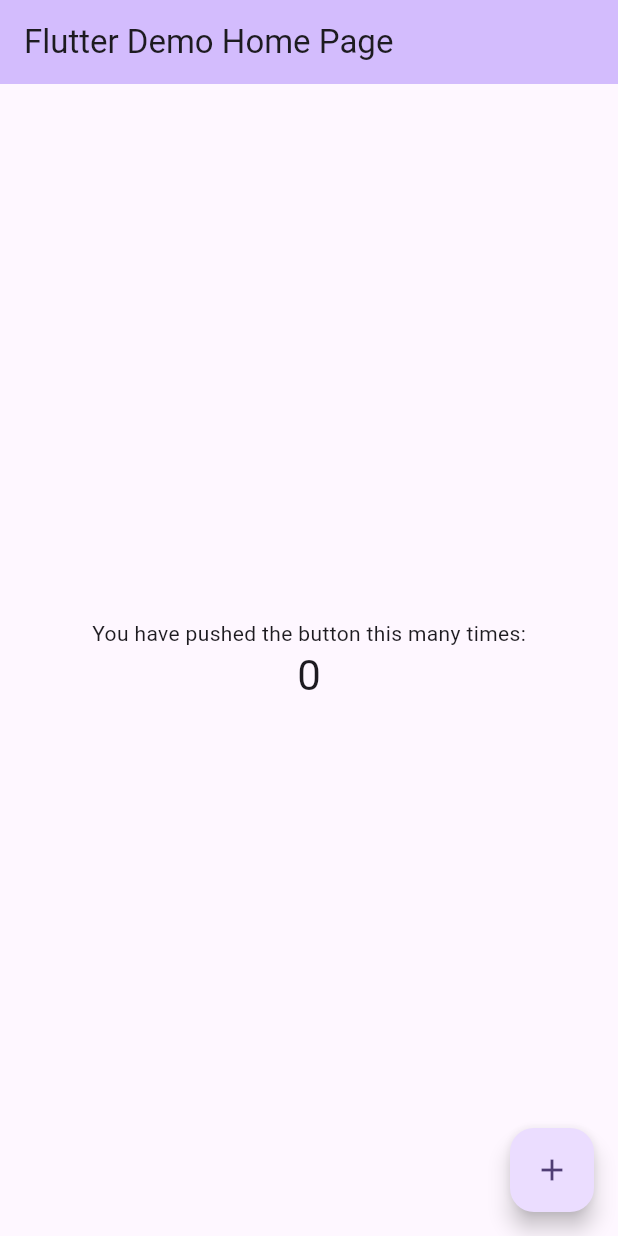
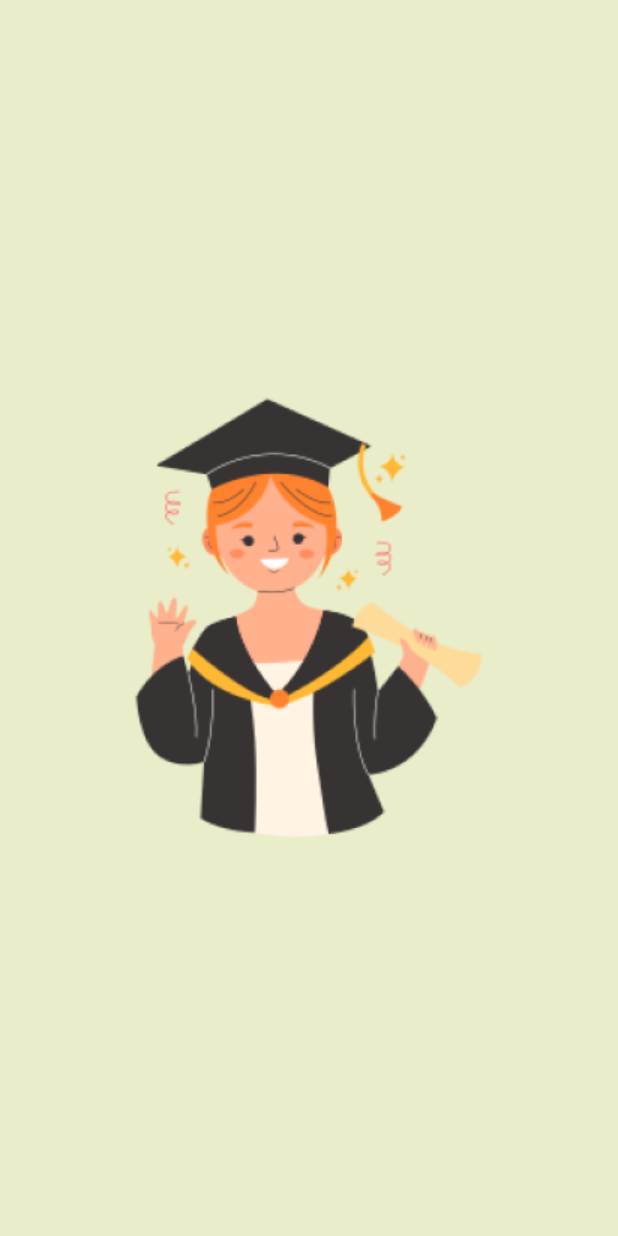
Before and after one commit to ChinmayMangela/onboarding_ui, a Flutter app: the screen it shows after launch, on a phone screen of 412 x 824 dp. Run offline on Flutter 3.47's test engine with Material 3 defaults, Android fonts, the phone set to English and light mode, and no system bars.

Commit message:
feat: Implement splash screen with animated image
This commit introduces the splash screen feature with an animated image. It includes:
-   Creation of the `SplashScreen` widget, which utilizes an `AnimationController` and `Animation<double>` for zoom effects.
-   Creation of the `AnimatedImage` widget, which displays an image from the assets and applies scaling based on the animation values.
-  Creation of `ColorStrings` class to store the theme colors.
-  Creation of `AppTheme` class to store theme data.
-   Addition of a `splash_image.png` asset to the `assets/images/` directory.
-   Update the `main.dart` to use the created theme and set `SplashScreen` as the home screen.

```diff
--- /dev/null
+++ b/lib/constants/color_strings.dart
@@ -0,0 +1,9 @@
+
+
+import 'package:flutter/material.dart';
+
+class ColorStrings {
+
+  static const Color splashBackgroundColor= Color(0xFFE9EDC9);
+  static const Color onboardingBackgroundColor= Color(0xFFF9F7F3);
+}
--- /dev/null
+++ b/lib/features/splash/presentation/screens/splash_screen.dart
@@ -0,0 +1,54 @@
+import 'package:flutter/material.dart';
+import 'package:onboarding_ui/constants/color_strings.dart';
+import 'package:onboarding_ui/features/splash/presentation/widgets/animated_image.dart';
+
+class SplashScreen extends StatefulWidget {
+  const SplashScreen({super.key});
+
+  @override
+  State<SplashScreen> createState() => _SplashScreenState();
+}
+
+class _SplashScreenState extends State<SplashScreen>
+    with SingleTickerProviderStateMixin {
+  late AnimationController _animationController;
+  late Animation<double> _zoomAnimation;
+
+  @override
+  void initState() {
+    super.initState();
+    _animationController = AnimationController(
+      vsync: this,
+      duration: Duration(seconds: 2),
+    );
+
+    _zoomAnimation = Tween<double>(begin: 0.5, end: 1.0).animate(
+      CurvedAnimation(parent: _animationController, curve: Curves.bounceIn),
+    );
+
+    _animationController.forward();
+  }
+
+  @override
+  void dispose() {
+    super.dispose();
+    _animationController.dispose();
+  }
+
+  @override
+  Widget build(BuildContext context) {
+    return Scaffold(
+      backgroundColor: ColorStrings.splashBackgroundColor,
+      body: _buildBody(),
+    );
+  }
+
+  Widget _buildBody() {
+    return Center(
+      child: AnimatedImage(
+        animationController: _animationController,
+        animation: _zoomAnimation,
+      ),
+    );
+  }
+}
--- /dev/null
+++ b/lib/features/splash/presentation/widgets/animated_image.dart
@@ -0,0 +1,25 @@
+import 'package:flutter/material.dart';
+
+class AnimatedImage extends StatelessWidget {
+  const AnimatedImage({
+    super.key,
+    required this.animationController,
+    required this.animation,
+  });
+
+  final AnimationController animationController;
+  final Animation<double> animation;
+
+  @override
+  Widget build(BuildContext context) {
+    return AnimatedBuilder(animation: animationController, builder: (context, child) {
+      return Transform.scale(
+        scale: animation.value,
+        child: Image.asset(
+          'assets/images/splash_image.png',
+          fit: BoxFit.cover,
+        ),
+      );
+    });
+  }
+}
--- a/lib/main.dart
+++ b/lib/main.dart
@@ -1,4 +1,7 @@
 import 'package:flutter/material.dart';
+import 'package:onboarding_ui/theme/theme.dart';
+
+import 'features/splash/presentation/screens/splash_screen.dart';
 
 void main() {
   runApp(const MyApp());
@@ -7,119 +10,11 @@ void main() {
 class MyApp extends StatelessWidget {
   const MyApp({super.key});
 
-  // This widget is the root of your application.
   @override
   Widget build(BuildContext context) {
     return MaterialApp(
-      title: 'Flutter Demo',
-      theme: ThemeData(
-        // This is the theme of your application.
-        //
-        // TRY THIS: Try running your application with "flutter run". You'll see
-        // the application has a purple toolbar. Then, without quitting the app,
-        // try changing the seedColor in the colorScheme below to Colors.green
-        // and then invoke "hot reload" (save your changes or press the "hot
-        // reload" button in a Flutter-supported IDE, or press "r" if you used
-        // the command line to start the app).
-        //
-        // Notice that the counter didn't reset back to zero; the application
-        // state is not lost during the reload. To reset the state, use hot
-        // restart instead.
-        //
-        // This works for code too, not just values: Most code changes can be
-        // tested with just a hot reload.
-        colorScheme: ColorScheme.fromSeed(seedColor: Colors.deepPurple),
-        useMaterial3: true,
-      ),
-      home: const MyHomePage(title: 'Flutter Demo Home Page'),
+      theme: AppTheme.appTheme,
+      home: SplashScreen(),
     );
   }
 }
-
-class MyHomePage extends StatefulWidget {
-  const MyHomePage({super.key, required this.title});
-
-  // This widget is the home page of your application. It is stateful, meaning
-  // that it has a State object (defined below) that contains fields that affect
-  // how it looks.
-
-  // This class is the configuration for the state. It holds the values (in this
-  // case the title) provided by the parent (in this case the App widget) and
-  // used by the build method of the State. Fields in a Widget subclass are
-  // always marked "final".
-
-  final String title;
-
-  @override
-  State<MyHomePage> createState() => _MyHomePageState();
-}
-
-class _MyHomePageState extends State<MyHomePage> {
-  int _counter = 0;
-
-  void _incrementCounter() {
-    setState(() {
-      // This call to setState tells the Flutter framework that something has
-      // changed in this State, which causes it to rerun the build method below
-      // so that the display can reflect the updated values. If we changed
-      // _counter without calling setState(), then the build method would not be
-      // called again, and so nothing would appear to happen.
-      _counter++;
-    });
-  }
-
-  @override
-  Widget build(BuildContext context) {
-    // This method is rerun every time setState is called, for instance as done
-    // by the _incrementCounter method above.
-    //
-    // The Flutter framework has been optimized to make rerunning build methods
-    // fast, so that you can just rebuild anything that needs updating rather
-    // than having to individually change instances of widgets.
-    return Scaffold(
-      appBar: AppBar(
-        // TRY THIS: Try changing the color here to a specific color (to
-        // Colors.amber, perhaps?) and trigger a hot reload to see the AppBar
-        // change color while the other colors stay the same.
-        backgroundColor: Theme.of(context).colorScheme.inversePrimary,
-        // Here we take the value from the MyHomePage object that was created by
-        // the App.build method, and use it to set our appbar title.
-        title: Text(widget.title),
-      ),
-      body: Center(
-        // Center is a layout widget. It takes a single child and positions it
-        // in the middle of the parent.
-        child: Column(
-          // Column is also a layout widget. It takes a list of children and
-          // arranges them vertically. By default, it sizes itself to fit its
-          // children horizontally, and tries to be as tall as its parent.
-          //
-          // Column has various properties to control how it sizes itself and
-          // how it positions its children. Here we use mainAxisAlignment to
-          // center the children vertically; the main axis here is the vertical
-          // axis because Columns are vertical (the cross axis would be
-          // horizontal).
-          //
-          // TRY THIS: Invoke "debug painting" (choose the "Toggle Debug Paint"
-          // action in the IDE, or press "p" in the console), to see the
-          // wireframe for each widget.
-          mainAxisAlignment: MainAxisAlignment.center,
-          children: <Widget>[
-            const Text(
-              'You have pushed the button this many times:',
-            ),
-            Text(
-              '$_counter',
-              style: Theme.of(context).textTheme.headlineMedium,
-            ),
-          ],
-        ),
-      ),
-      floatingActionButton: FloatingActionButton(
-        onPressed: _incrementCounter,
-        tooltip: 'Increment',
-        child: const Icon(Icons.add),
-      ), // This trailing comma makes auto-formatting nicer for build methods.
-    );
-  }
-}
--- /dev/null
+++ b/lib/theme/theme.dart
@@ -0,0 +1,10 @@
+
+import 'package:flutter/material.dart';
+import 'package:onboarding_ui/constants/color_strings.dart';
+
+class AppTheme {
+
+  static ThemeData appTheme = ThemeData(
+    scaffoldBackgroundColor: ColorStrings.onboardingBackgroundColor
+  );
+}
```
Also changed, not shown: assets/images/splash_image.png (added).
